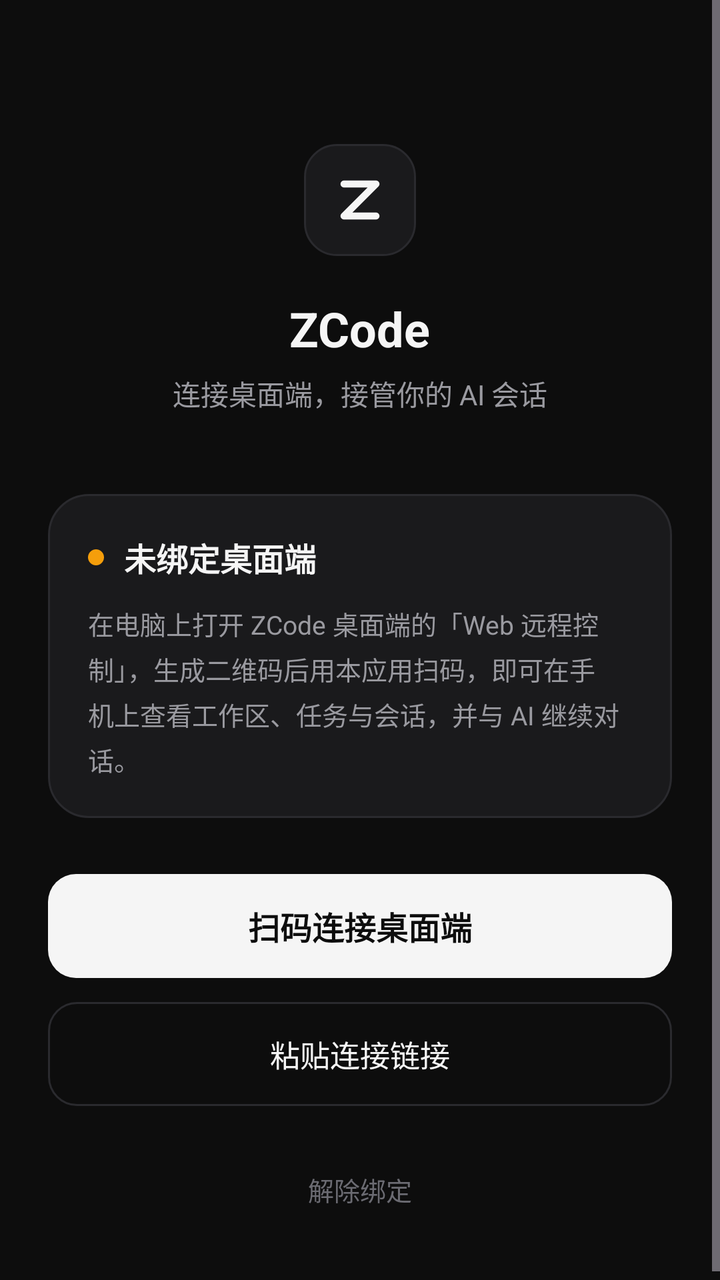
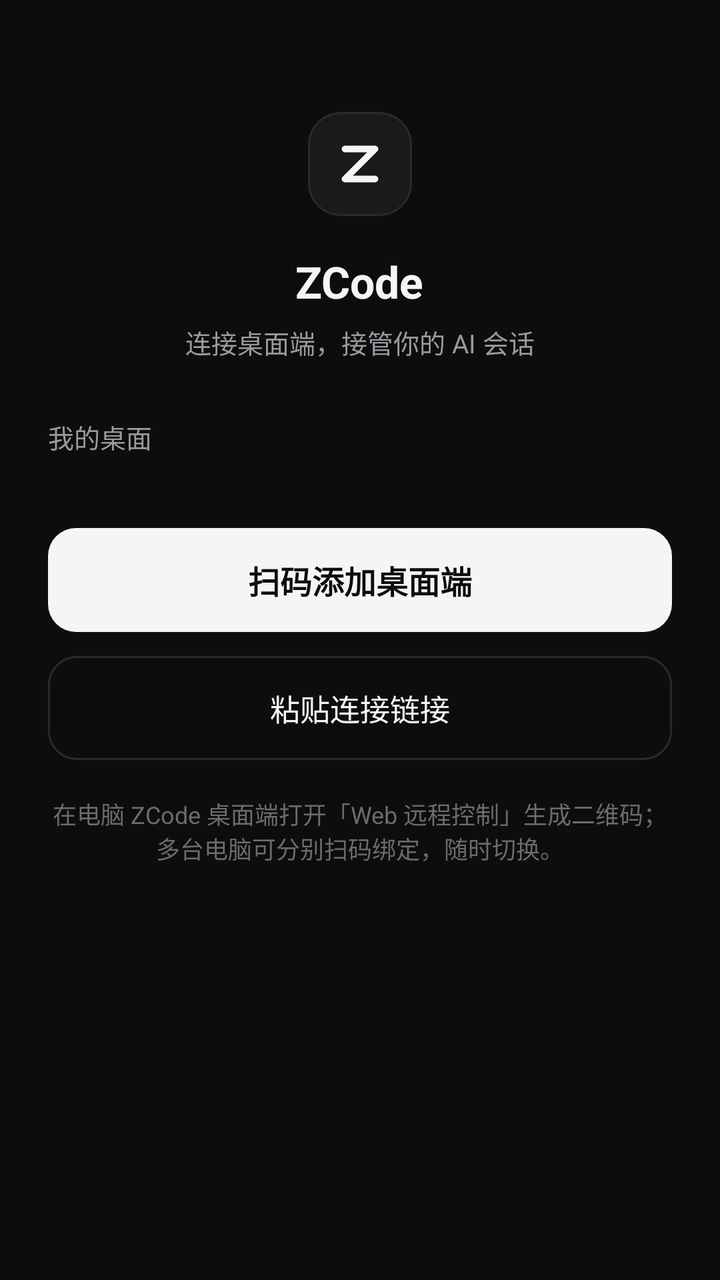

Two renders of the same Android screen: before a commit and after it. Below are the layout's source before the change and the commit's diff.
<!-- AndroidManifest.xml: application theme Theme.ZCodeMobile -->
<!-- res/layout/activity_pairing.xml -->
<?xml version="1.0" encoding="utf-8"?>
<ScrollView xmlns:android="http://schemas.android.com/apk/res/android"
    android:layout_width="match_parent"
    android:layout_height="match_parent"
    android:background="@color/bg_page"
    android:fillViewport="true">

    <LinearLayout
        android:layout_width="match_parent"
        android:layout_height="wrap_content"
        android:orientation="vertical"
        android:paddingStart="24dp"
        android:paddingEnd="24dp"
        android:paddingTop="72dp"
        android:paddingBottom="32dp">

        <ImageView
            android:id="@+id/logo"
            android:layout_width="56dp"
            android:layout_height="56dp"
            android:layout_gravity="center_horizontal"
            android:background="@drawable/bg_logo"
            android:padding="12dp"
            android:src="@drawable/ic_zmark"
            android:contentDescription="@string/hero_title" />

        <TextView
            android:layout_width="wrap_content"
            android:layout_height="wrap_content"
            android:layout_gravity="center_horizontal"
            android:layout_marginTop="20dp"
            android:text="@string/hero_title"
            android:textColor="@color/fg_primary"
            android:textSize="24sp"
            android:textStyle="bold" />

        <TextView
            android:layout_width="wrap_content"
            android:layout_height="wrap_content"
            android:layout_gravity="center_horizontal"
            android:layout_marginTop="6dp"
            android:text="@string/hero_subtitle"
            android:textColor="@color/fg_secondary"
            android:textSize="14sp" />

        <LinearLayout
            android:layout_width="match_parent"
            android:layout_height="wrap_content"
            android:layout_marginTop="40dp"
            android:background="@drawable/bg_card"
            android:orientation="vertical"
            android:padding="20dp">

            <LinearLayout
                android:layout_width="wrap_content"
                android:layout_height="wrap_content"
                android:gravity="center_vertical"
                android:orientation="horizontal">

                <View
                    android:layout_width="8dp"
                    android:layout_height="8dp"
                    android:background="@drawable/bg_status_dot" />

                <TextView
                    android:id="@+id/status_title"
                    android:layout_width="wrap_content"
                    android:layout_height="wrap_content"
                    android:layout_marginStart="10dp"
                    android:text="@string/status_unbound_title"
                    android:textColor="@color/fg_primary"
                    android:textSize="16sp"
                    android:textStyle="bold" />
            </LinearLayout>

            <TextView
                android:id="@+id/status_detail"
                android:layout_width="match_parent"
                android:layout_height="wrap_content"
                android:layout_marginTop="12dp"
                android:lineSpacingExtra="4dp"
                android:text="@string/status_unbound_detail"
                android:textColor="@color/fg_secondary"
                android:textSize="13sp" />
        </LinearLayout>

        <Button
            android:id="@+id/btn_primary"
            android:layout_width="match_parent"
            android:layout_height="52dp"
            android:layout_marginTop="28dp"
            android:background="@drawable/bg_btn_primary"
            android:stateListAnimator="@null"
            android:text="@string/btn_scan_connect"
            android:textColor="@color/btn_primary_fg"
            android:textSize="16sp"
            android:textStyle="bold" />

        <Button
            android:id="@+id/btn_secondary"
            android:layout_width="match_parent"
            android:layout_height="52dp"
            android:layout_marginTop="12dp"
            android:background="@drawable/bg_btn_ghost"
            android:stateListAnimator="@null"
            android:text="@string/btn_paste_link"
            android:textColor="@color/fg_primary"
            android:textSize="15sp" />

        <TextView
            android:id="@+id/btn_unbind"
            android:layout_width="wrap_content"
            android:layout_height="wrap_content"
            android:layout_gravity="center_horizontal"
            android:layout_marginTop="24dp"
            android:padding="8dp"
            android:text="@string/btn_unbind"
            android:textColor="@color/fg_tertiary"
            android:textSize="13sp" />
    </LinearLayout>
</ScrollView>
<!-- resources referenced by this layout -->
<resources>
  <color name="bg_page">#0D0D0D</color>
  <color name="btn_primary_fg">#0D0D0D</color>
  <color name="fg_primary">#F5F5F5</color>
  <color name="fg_secondary">#9A9AA0</color>
  <color name="fg_tertiary">#6B6B72</color>
  <!-- drawable bg_btn_ghost (drawable) -->
  <?xml version="1.0" encoding="utf-8"?>
  <shape xmlns:android="http://schemas.android.com/apk/res/android" android:shape="rectangle">
      <solid android:color="@android:color/transparent" />
      <corners android:radius="14dp" />
      <stroke android:width="1dp" android:color="@color/btn_ghost_stroke" />
  </shape>
  <!-- drawable bg_btn_primary (drawable) -->
  <?xml version="1.0" encoding="utf-8"?>
  <shape xmlns:android="http://schemas.android.com/apk/res/android" android:shape="rectangle">
      <solid android:color="@color/btn_primary_bg" />
      <corners android:radius="14dp" />
  </shape>
  <!-- drawable bg_card (drawable) -->
  <?xml version="1.0" encoding="utf-8"?>
  <shape xmlns:android="http://schemas.android.com/apk/res/android" android:shape="rectangle">
      <solid android:color="@color/bg_card" />
      <corners android:radius="20dp" />
      <stroke android:width="1dp" android:color="@color/stroke_card" />
  </shape>
  <!-- drawable bg_logo (drawable) -->
  <?xml version="1.0" encoding="utf-8"?>
  <shape xmlns:android="http://schemas.android.com/apk/res/android" android:shape="rectangle">
      <solid android:color="@color/bg_card" />
      <corners android:radius="16dp" />
      <stroke android:width="1dp" android:color="@color/stroke_card" />
  </shape>
  <!-- drawable bg_status_dot (drawable) -->
  <?xml version="1.0" encoding="utf-8"?>
  <shape xmlns:android="http://schemas.android.com/apk/res/android" android:shape="oval">
      <solid android:color="@color/status_dot" />
      <size android:width="8dp" android:height="8dp" />
  </shape>
  <!-- drawable ic_zmark (drawable) -->
  <?xml version="1.0" encoding="utf-8"?>
  <vector xmlns:android="http://schemas.android.com/apk/res/android"
      android:width="32dp"
      android:height="32dp"
      android:viewportWidth="32"
      android:viewportHeight="32">
      <path
          android:pathData="M8,8 L24,8 L8,24 L24,24"
          android:strokeColor="#F5F5F5"
          android:strokeWidth="3.5"
          android:strokeLineCap="round"
          android:strokeLineJoin="round"
          android:fillColor="#00000000" />
  </vector>
  <string name="btn_paste_link">粘贴连接链接</string>
  <string name="btn_scan_connect">扫码连接桌面端</string>
  <string name="btn_unbind">解除绑定</string>
  <string name="hero_subtitle">连接桌面端，接管你的 AI 会话</string>
  <string name="hero_title">ZCode</string>
  <string name="status_unbound_detail">在电脑上打开 ZCode 桌面端的「Web 远程控制」，生成二维码后用本应用扫码，即可在手机上查看工作区、任务与会话，并与 AI 继续对话。</string>
  <string name="status_unbound_title">未绑定桌面端</string>
  <style name="Theme.ZCodeMobile" parent="Theme.Material3.Dark.NoActionBar">
          <item name="colorPrimary">@color/fg_primary</item>
          <item name="android:statusBarColor">@color/bg_page</item>
          <item name="android:navigationBarColor">@color/bg_page</item>
          <item name="android:windowBackground">@color/bg_page</item>
          <item name="android:windowLightStatusBar">false</item>
          <item name="android:enforceNavigationBarContrast" tools:targetApi="29">false</item>
      </style>
  <color name="btn_ghost_stroke">#2A2A2E</color>
  <color name="btn_primary_bg">#F5F5F5</color>
  <color name="bg_card">#1A1A1C</color>
  <color name="stroke_card">#2A2A2E</color>
  <color name="status_dot">#F59E0B</color>
</resources>

<!-- the commit's change to res/layout/activity_pairing.xml (unified diff, before → after) -->
@@ -11,16 +11,15 @@
         android:orientation="vertical"
         android:paddingStart="24dp"
         android:paddingEnd="24dp"
-        android:paddingTop="72dp"
+        android:paddingTop="56dp"
         android:paddingBottom="32dp">
 
         <ImageView
-            android:id="@+id/logo"
-            android:layout_width="56dp"
-            android:layout_height="56dp"
+            android:layout_width="52dp"
+            android:layout_height="52dp"
             android:layout_gravity="center_horizontal"
             android:background="@drawable/bg_logo"
-            android:padding="12dp"
+            android:padding="11dp"
             android:src="@drawable/ic_zmark"
             android:contentDescription="@string/hero_title" />
 
@@ -28,10 +27,10 @@
             android:layout_width="wrap_content"
             android:layout_height="wrap_content"
             android:layout_gravity="center_horizontal"
-            android:layout_marginTop="20dp"
+            android:layout_marginTop="18dp"
             android:text="@string/hero_title"
             android:textColor="@color/fg_primary"
-            android:textSize="24sp"
+            android:textSize="22sp"
             android:textStyle="bold" />
 
         <TextView
@@ -41,81 +40,54 @@
             android:layout_marginTop="6dp"
             android:text="@string/hero_subtitle"
             android:textColor="@color/fg_secondary"
-            android:textSize="14sp" />
+            android:textSize="13sp" />
+
+        <TextView
+            android:layout_width="wrap_content"
+            android:layout_height="wrap_content"
+            android:layout_marginTop="28dp"
+            android:text="@string/device_list_title"
+            android:textColor="@color/fg_secondary"
+            android:textSize="13sp" />
 
         <LinearLayout
+            android:id="@+id/device_list"
             android:layout_width="match_parent"
             android:layout_height="wrap_content"
-            android:layout_marginTop="40dp"
-            android:background="@drawable/bg_card"
-            android:orientation="vertical"
-            android:padding="20dp">
-
-            <LinearLayout
-                android:layout_width="wrap_content"
-                android:layout_height="wrap_content"
-                android:gravity="center_vertical"
-                android:orientation="horizontal">
-
-                <View
-                    android:layout_width="8dp"
-                    android:layout_height="8dp"
-                    android:background="@drawable/bg_status_dot" />
-
-                <TextView
-                    android:id="@+id/status_title"
-                    android:layout_width="wrap_content"
-                    android:layout_height="wrap_content"
-                    android:layout_marginStart="10dp"
-                    android:text="@string/status_unbound_title"
-                    android:textColor="@color/fg_primary"
-                    android:textSize="16sp"
-                    android:textStyle="bold" />
-            </LinearLayout>
-
-            <TextView
-                android:id="@+id/status_detail"
-                android:layout_width="match_parent"
-                android:layout_height="wrap_content"
-                android:layout_marginTop="12dp"
-                android:lineSpacingExtra="4dp"
-                android:text="@string/status_unbound_detail"
-                android:textColor="@color/fg_secondary"
-                android:textSize="13sp" />
-        </LinearLayout>
+            android:layout_marginTop="10dp"
+            android:orientation="vertical" />
 
         <Button
-            android:id="@+id/btn_primary"
+            android:id="@+id/btn_scan_add"
             android:layout_width="match_parent"
             android:layout_height="52dp"
-            android:layout_marginTop="28dp"
+            android:layout_marginTop="26dp"
             android:background="@drawable/bg_btn_primary"
             android:stateListAnimator="@null"
-            android:text="@string/btn_scan_connect"
+            android:text="@string/btn_scan_add"
             android:textColor="@color/btn_primary_fg"
             android:textSize="16sp"
             android:textStyle="bold" />
 
         <Button
-            android:id="@+id/btn_secondary"
+            android:id="@+id/btn_paste_add"
             android:layout_width="match_parent"
             android:layout_height="52dp"
             android:layout_marginTop="12dp"
             android:background="@drawable/bg_btn_ghost"
             android:stateListAnimator="@null"
-            android:text="@string/btn_paste_link"
+            android:text="@string/btn_paste_add"
             android:textColor="@color/fg_primary"
             android:textSize="15sp" />
 
         <TextView
-            android:id="@+id/btn_unbind"
             android:layout_width="wrap_content"
             android:layout_height="wrap_content"
             android:layout_gravity="center_horizontal"
-            android:layout_marginTop="24dp"
-            android:padding="8dp"
-            android:text="@string/btn_unbind"
+            android:layout_marginTop="18dp"
+            android:gravity="center"
+            android:text="@string/pair_hint"
             android:textColor="@color/fg_tertiary"
-            android:textSize="13sp" />
+            android:textSize="12sp" />
     </LinearLayout>
 </ScrollView>
<!-- resource entries referenced after the edit -->
@@ -18,25 +18,12 @@
       <solid android:color="@color/btn_primary_bg" />
       <corners android:radius="14dp" />
   </shape>
-  <!-- drawable bg_card (drawable) -->
-  <?xml version="1.0" encoding="utf-8"?>
-  <shape xmlns:android="http://schemas.android.com/apk/res/android" android:shape="rectangle">
-      <solid android:color="@color/bg_card" />
-      <corners android:radius="20dp" />
-      <stroke android:width="1dp" android:color="@color/stroke_card" />
-  </shape>
   <!-- drawable bg_logo (drawable) -->
   <?xml version="1.0" encoding="utf-8"?>
   <shape xmlns:android="http://schemas.android.com/apk/res/android" android:shape="rectangle">
       <solid android:color="@color/bg_card" />
       <corners android:radius="16dp" />
       <stroke android:width="1dp" android:color="@color/stroke_card" />
-  </shape>
-  <!-- drawable bg_status_dot (drawable) -->
-  <?xml version="1.0" encoding="utf-8"?>
-  <shape xmlns:android="http://schemas.android.com/apk/res/android" android:shape="oval">
-      <solid android:color="@color/status_dot" />
-      <size android:width="8dp" android:height="8dp" />
   </shape>
   <!-- drawable ic_zmark (drawable) -->
   <?xml version="1.0" encoding="utf-8"?>
@@ -53,13 +40,12 @@
           android:strokeLineJoin="round"
           android:fillColor="#00000000" />
   </vector>
-  <string name="btn_paste_link">粘贴连接链接</string>
-  <string name="btn_scan_connect">扫码连接桌面端</string>
-  <string name="btn_unbind">解除绑定</string>
+  <string name="btn_paste_add">粘贴连接链接</string>
+  <string name="btn_scan_add">扫码添加桌面端</string>
+  <string name="device_list_title">我的桌面</string>
   <string name="hero_subtitle">连接桌面端，接管你的 AI 会话</string>
   <string name="hero_title">ZCode</string>
-  <string name="status_unbound_detail">在电脑上打开 ZCode 桌面端的「Web 远程控制」，生成二维码后用本应用扫码，即可在手机上查看工作区、任务与会话，并与 AI 继续对话。</string>
-  <string name="status_unbound_title">未绑定桌面端</string>
+  <string name="pair_hint">在电脑 ZCode 桌面端打开「Web 远程控制」生成二维码；\n多台电脑可分别扫码绑定，随时切换。</string>
   <style name="Theme.ZCodeMobile" parent="Theme.Material3.Dark.NoActionBar">
           <item name="colorPrimary">@color/fg_primary</item>
           <item name="android:statusBarColor">@color/bg_page</item>
@@ -72,6 +58,5 @@
   <color name="btn_primary_bg">#F5F5F5</color>
   <color name="bg_card">#1A1A1C</color>
   <color name="stroke_card">#2A2A2E</color>
-  <color name="status_dot">#F59E0B</color>
 </resources>
 
